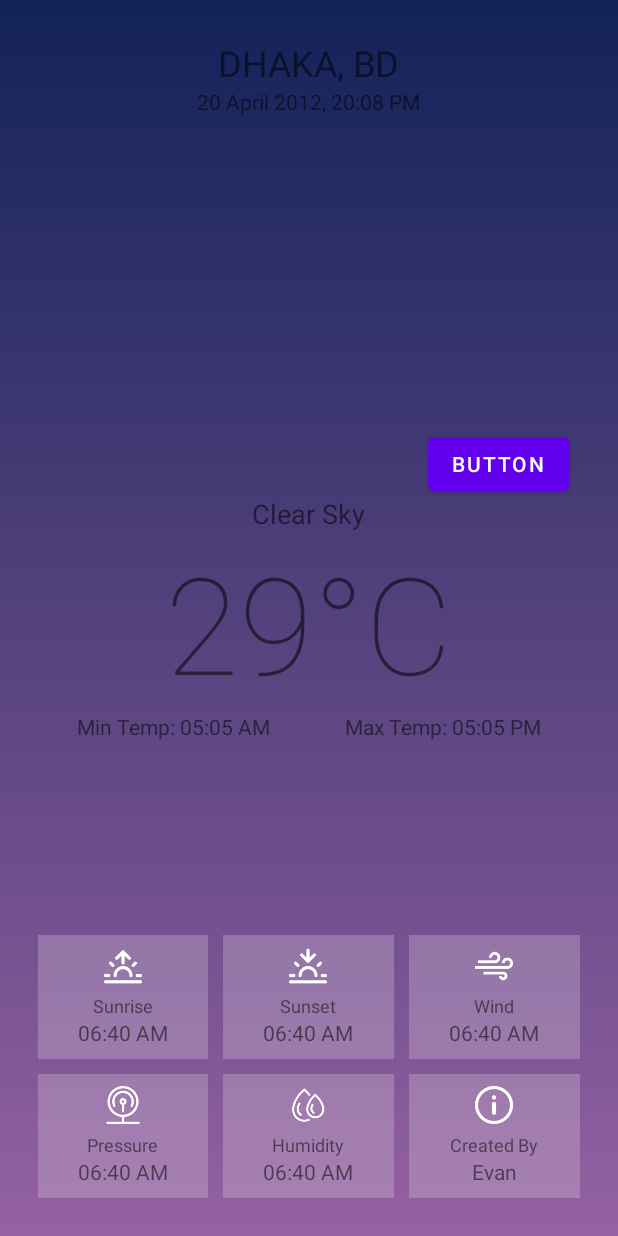
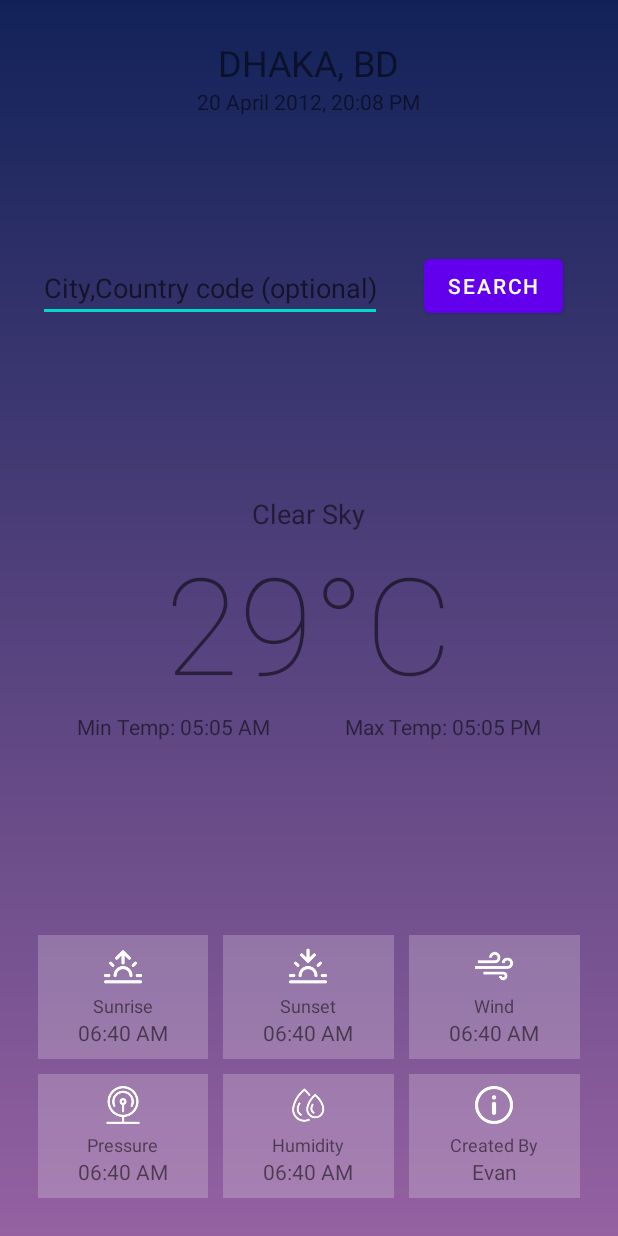
Before and after one commit to ishaan-ghosh/WhatsTheWeather, an Android app: the layout activity_main.xml on its own in the app's theme, with its tools: preview values and no code run, on a phone screen of 412 x 824 dp. Run offline under Robolectric (Android 15) with nearby library versions, the phone set to English and light mode, and no system bars; Roboto replaces fonts that are not available here.

Commit message:
Added city picker

```diff
--- a/app/src/main/java/com/example/What'sTheWeather/MainActivity.kt
+++ b/app/src/main/java/com/example/What'sTheWeather/MainActivity.kt
@@ -22,7 +22,7 @@ import android.widget.Toast
 
 
 class MainActivity : AppCompatActivity() {
-    val CITY: String = "tucson,us"//  "dhaka,bd"
+    var city = "tucson,us"//  "dhaka,bd"
     val API: String = "f5979ed4f3b30e4e3dcc9c934eaeaa9f"
 
     override fun onCreate(savedInstanceState: Bundle?) {
@@ -32,13 +32,15 @@ class MainActivity : AppCompatActivity() {
         weatherTask().execute()
 
         // Special feature - Polymorphism: converts a TextView to a Button
-        val btn_click_me = findViewById<TextView>(R.id.changeDegBtn) // as Button // (Button) //findViewById(R.id.changeDegBtn) as Button
+        val btn_click_me = findViewById<TextView>(R.id.goSearchBut) // as Button // (Button) //findViewById(R.id.changeDegBtn) as Button
         // set on-click listener
         btn_click_me.setOnClickListener (object:View.OnClickListener {
             override fun onClick(p0: View?) {
 //                TODO("Not yet implemented")
                 // your code to perform when the user clicks on the button
-                Toast.makeText(this@MainActivity, "You clicked me.", Toast.LENGTH_SHORT).show()
+//                Toast.makeText(this@MainActivity, "You clicked me.", Toast.LENGTH_SHORT).show()
+                city = findViewById<TextView>(R.id.cityString).text.toString()
+                weatherTask().execute()
             }
         })
 
@@ -57,7 +59,7 @@ class MainActivity : AppCompatActivity() {
             val units = "imperial"
             var response:String?
             try{
-                response = URL("https://api.openweathermap.org/data/2.5/weather?q=$CITY&units="+units+"&appid=$API").readText(
+                response = URL("https://api.openweathermap.org/data/2.5/weather?q="+city+"&units="+units+"&appid=$API").readText(
                     Charsets.UTF_8
                 )
             }catch (e: Exception){
--- a/app/src/main/res/layout/activity_main.xml
+++ b/app/src/main/res/layout/activity_main.xml
@@ -6,24 +6,13 @@
     android:padding="25dp"
     android:background="@drawable/gradient_bg">
 
+
     <RelativeLayout
         android:id="@+id/mainContainer"
         android:layout_width="match_parent"
         android:layout_height="match_parent"
         android:visibility="visible">
 
-        <Button
-            android:id="@+id/changeDegBtn"
-            android:layout_width="wrap_content"
-            android:layout_height="wrap_content"
-            android:layout_alignParentStart="true"
-            android:layout_alignParentTop="true"
-            android:layout_marginStart="130dp"
-            android:layout_marginTop="130dp"
-            android:layout_marginEnd="134dp"
-            android:text="Button"
-            android:translationX="130dp"
-            android:translationY="130dp" />
 
         <LinearLayout
             android:id="@+id/addressContainer"
@@ -46,7 +35,6 @@
                 android:text="20 April 2012, 20:08 PM"
                 android:textSize="14dp" />
         </LinearLayout>
-
 
         <LinearLayout
             android:id="@+id/overviewContainer"
@@ -338,8 +326,27 @@
             </LinearLayout>
         </LinearLayout>
 
+        <EditText
+            android:id="@+id/cityString"
+            android:layout_width="229dp"
+            android:layout_height="wrap_content"
+            android:layout_above="@+id/overviewContainer"
+            android:layout_marginBottom="115dp"
+            android:ems="10"
+            android:hint="City,Country code (optional)"
+            android:inputType="textPersonName" />
+
+        <Button
+            android:id="@+id/goSearchBut"
+            android:layout_width="wrap_content"
+            android:layout_height="wrap_content"
+            android:layout_above="@+id/overviewContainer"
+            android:layout_marginStart="28dp"
+            android:layout_marginBottom="115dp"
+            android:layout_toEndOf="@+id/cityString"
+            android:text="Search" />
+
     </RelativeLayout>
-
 
     <ProgressBar android:id="@+id/loader" android:layout_width="wrap_content"
         android:layout_height="wrap_content" android:layout_centerInParent="true"
```
